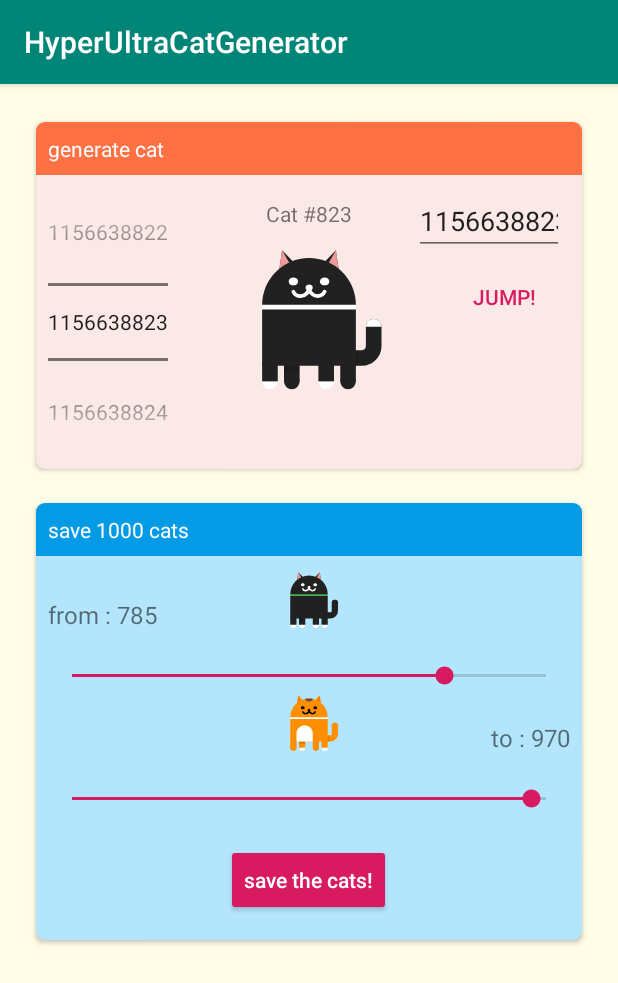
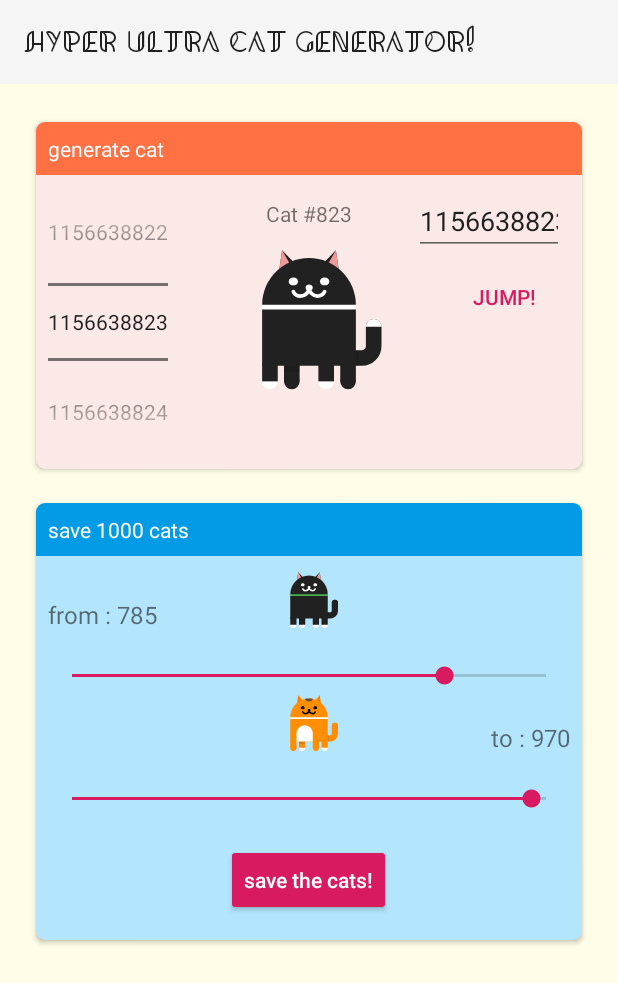
Before and after one commit to nekomimi-daimao/hyper-ultra-cat-generator, an Android app: the screen it shows after launch (MainActivity), on a phone screen of 412 x 824 dp. Shown: the top 983 px of the screen. Run offline under Robolectric (Android 15) with nearby library versions, the phone set to English and light mode, and no system bars.

Commit message:
cat is font

```diff
--- a/app/src/main/AndroidManifest.xml
+++ b/app/src/main/AndroidManifest.xml
@@ -15,7 +15,7 @@
         android:theme="@style/AppTheme">
         <activity
             android:name=".MainActivity"
-            android:screenOrientation="portrait">
+            android:screenOrientation="user">
             <intent-filter>
                 <action android:name="android.intent.action.MAIN" />
 
--- a/app/src/main/java/plan/militarize/stray/cat/hyperultracatgenerator/MainActivity.java
+++ b/app/src/main/java/plan/militarize/stray/cat/hyperultracatgenerator/MainActivity.java
@@ -59,9 +59,8 @@ public class MainActivity extends AppCompatActivity {
         super.onCreate(savedInstanceState);
         setContentView(R.layout.activity_main);
 
-        if (getSupportActionBar() != null) {
-            getSupportActionBar().show();
-        }
+
+        setSupportActionBar(findViewById(R.id.toolbar));
 
         // --- generate cat ---
         mCurrentCat = findViewById(R.id.current_cat);
--- a/app/src/main/res/layout/activity_main.xml
+++ b/app/src/main/res/layout/activity_main.xml
@@ -1,17 +1,29 @@
 <?xml version="1.0" encoding="utf-8"?>
-<ScrollView xmlns:android="http://schemas.android.com/apk/res/android"
+<android.support.v7.widget.LinearLayoutCompat xmlns:android="http://schemas.android.com/apk/res/android"
     xmlns:app="http://schemas.android.com/apk/res-auto"
     xmlns:tools="http://schemas.android.com/tools"
     android:layout_width="match_parent"
     android:layout_height="match_parent"
     android:background="#FFFDE7"
+    android:orientation="vertical"
     tools:context=".MainActivity">
+
+    <android.support.v7.widget.Toolbar
+        android:id="@+id/toolbar"
+        android:layout_width="match_parent"
+        android:layout_height="wrap_content"
+        android:background="@color/colorPrimary"
+        android:theme="@style/ToolbarTheme"
+        app:title="Hyper Ultra Cat Generator!" />
+
+    <ScrollView
+        android:layout_width="match_parent"
+        android:layout_height="wrap_content">
 
         <android.support.v7.widget.LinearLayoutCompat
             android:layout_width="wrap_content"
             android:layout_height="wrap_content"
             android:orientation="vertical"
-
             android:padding="20dp">
 
             <android.support.v7.widget.CardView
@@ -187,3 +199,4 @@
 
         </android.support.v7.widget.LinearLayoutCompat>
     </ScrollView>
+</android.support.v7.widget.LinearLayoutCompat>
--- a/app/src/main/res/values/colors.xml
+++ b/app/src/main/res/values/colors.xml
@@ -1,6 +1,6 @@
 <?xml version="1.0" encoding="utf-8"?>
 <resources>
-    <color name="colorPrimary">#008577</color>
-    <color name="colorPrimaryDark">#00574B</color>
+    <color name="colorPrimary">#F5F5F5</color>
+    <color name="colorPrimaryDark">#BDBDBD</color>
     <color name="colorAccent">#D81B60</color>
 </resources>
--- a/app/src/main/res/values/styles.xml
+++ b/app/src/main/res/values/styles.xml
@@ -1,11 +1,15 @@
 <resources>
 
     <!-- Base application theme. -->
-    <style name="AppTheme" parent="Theme.AppCompat.Light.DarkActionBar">
+    <style name="AppTheme" parent="Theme.AppCompat.Light.NoActionBar">
         <!-- Customize your theme here. -->
         <item name="colorPrimary">@color/colorPrimary</item>
         <item name="colorPrimaryDark">@color/colorPrimaryDark</item>
         <item name="colorAccent">@color/colorAccent</item>
     </style>
 
+    <style name="ToolbarTheme" parent="ThemeOverlay.AppCompat.Light">
+        <item name="android:fontFamily">@font/kielo_regular</item>
+    </style>
+
 </resources>
```
Also changed, not shown: app/src/main/res/font/kielo_regular.ttf (added). Lines whose indentation alone changed are shown as unchanged.
